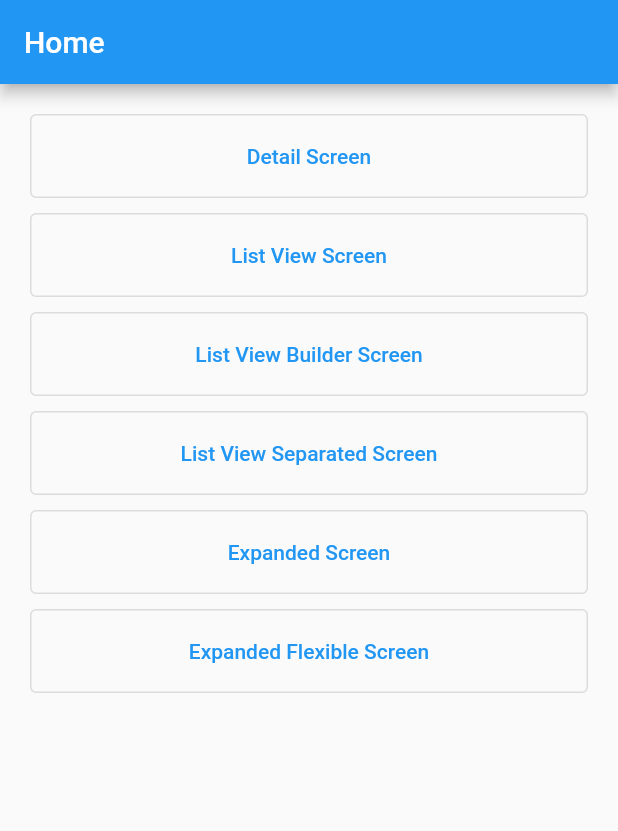
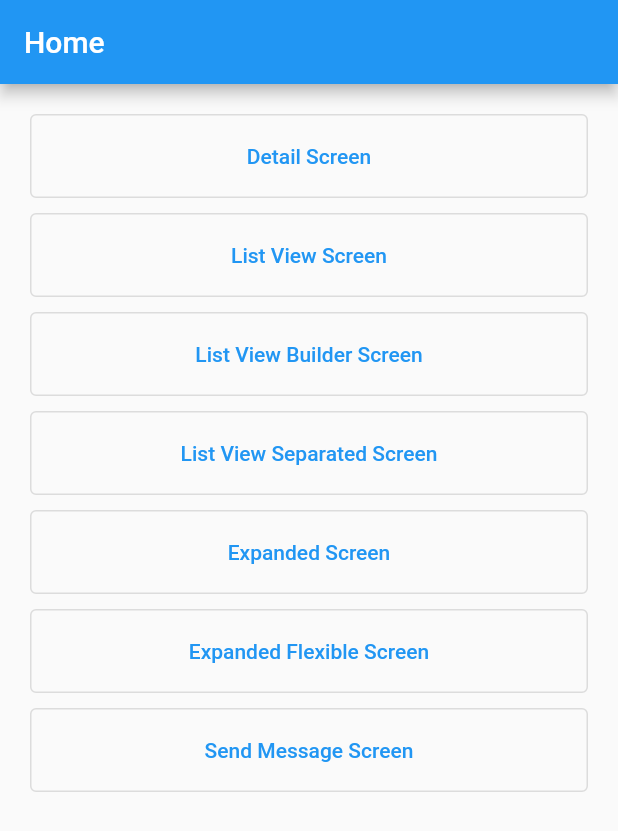
Before and after one commit to Mfdsix/Dicoding-Belajar-Membuat-Aplikasi-Flutter-untuk-Pemula, a Flutter app: the screen it shows after launch, on a phone screen of 412 x 824 dp. Shown: the top 831 px of the screen. Run offline on Flutter 3.47's test engine with Material 2 defaults, Android fonts, the phone set to English and light mode, and no system bars.

Commit message:
send data per screen

```diff
--- a/lib/home_screen.dart
+++ b/lib/home_screen.dart
@@ -5,6 +5,7 @@ import 'package:first_app/list_builder_screen.dart';
 import 'package:first_app/list_separator_screen.dart';
 import 'package:first_app/expanded_screen.dart';
 import 'package:first_app/expanded_flexible_screen.dart';
+import 'package:first_app/send_data_screen.dart';
 
 class HomeScreen extends StatelessWidget {
   @override
@@ -32,6 +33,10 @@ class HomeScreen extends StatelessWidget {
             NavigatorButton(
                 title: "Expanded Flexible Screen",
                 destination: ExpandedFlexibleScreen()),
+            NavigatorButton(
+                title: "Send Message Screen",
+                destination:
+                    SendDataScreen(message: "message from home screen")),
           ],
         ),
       ),
```
Also changed, not shown: lib/send_data_screen.dart (added, +39 -0 lines).
